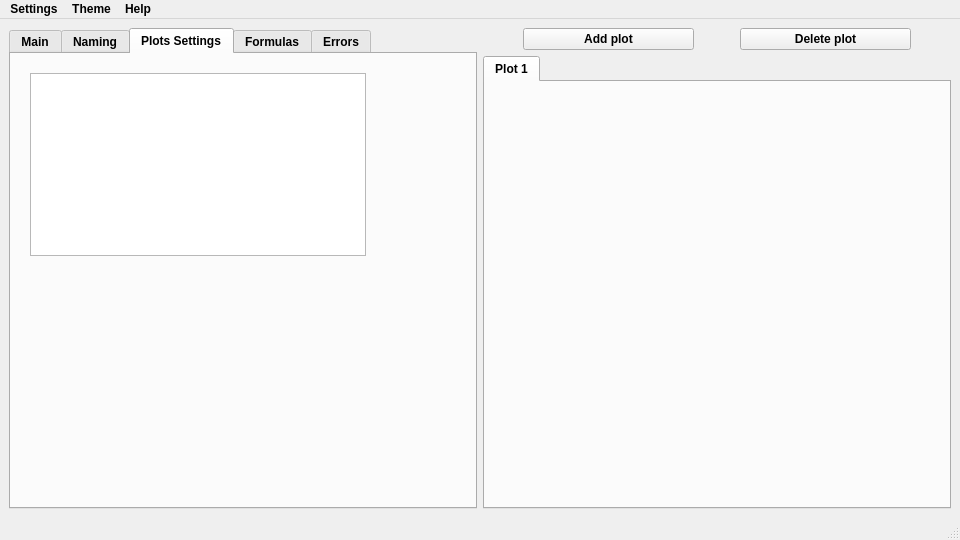
First picture: the form in main/mainwindow.ui, repository Kirikus/2024_Experiments, before the edit.
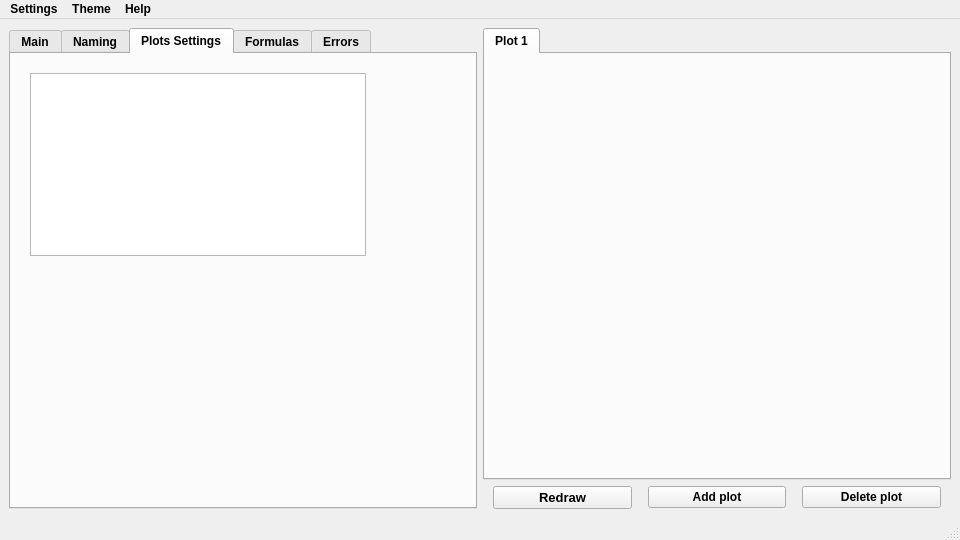
Second picture: the form after the edit. The open tabs and pages were chosen to show the change. Custom widgets are drawn as their Qt base class.

Commit message: Started making a plot class

What changed in the file:
```diff
--- a/main/mainwindow.ui
+++ b/main/mainwindow.ui
@@ -501,6 +501,18 @@
     </item>
     <item>
      <layout class="QVBoxLayout" name="verticalLayout">
+      <item>
+       <widget class="QTabWidget" name="tabWidgetPlots">
+        <property name="currentIndex">
+         <number>0</number>
+        </property>
+        <widget class="QCustomPlot" name="customPlot">
+         <attribute name="title">
+          <string>Plot 1</string>
+         </attribute>
+        </widget>
+       </widget>
+      </item>
       <item>
        <layout class="QHBoxLayout" name="horizontalLayout">
         <item>
@@ -513,7 +525,36 @@
           </property>
           <property name="sizeHint" stdset="0">
            <size>
-            <width>40</width>
+            <width>10</width>
+            <height>20</height>
+           </size>
+          </property>
+         </spacer>
+        </item>
+        <item>
+         <widget class="QPushButton" name="redrawPlotBtn">
+          <property name="font">
+           <font>
+            <pointsize>10</pointsize>
+            <bold>true</bold>
+           </font>
+          </property>
+          <property name="text">
+           <string>Redraw</string>
+          </property>
+         </widget>
+        </item>
+        <item>
+         <spacer name="horizontalSpacer_17">
+          <property name="orientation">
+           <enum>Qt::Horizontal</enum>
+          </property>
+          <property name="sizeType">
+           <enum>QSizePolicy::Maximum</enum>
+          </property>
+          <property name="sizeHint" stdset="0">
+           <size>
+            <width>10</width>
             <height>20</height>
            </size>
           </property>
@@ -536,7 +577,7 @@
           </property>
           <property name="sizeHint" stdset="0">
            <size>
-            <width>40</width>
+            <width>10</width>
             <height>20</height>
            </size>
           </property>
@@ -559,7 +600,7 @@
           </property>
           <property name="sizeHint" stdset="0">
            <size>
-            <width>40</width>
+            <width>10</width>
             <height>20</height>
            </size>
           </property>
@@ -567,18 +608,6 @@
         </item>
        </layout>
       </item>
-      <item>
-       <widget class="QTabWidget" name="tabWidgetPlots">
-        <property name="currentIndex">
-         <number>0</number>
-        </property>
-        <widget class="QCustomPlot" name="customPlot">
-         <attribute name="title">
-          <string>Plot 1</string>
-         </attribute>
-        </widget>
-       </widget>
-      </item>
      </layout>
     </item>
    </layout>
```
Left out of the diff: 4 changed lines with no effect on the pictures. The commit also changes 4 other files.
